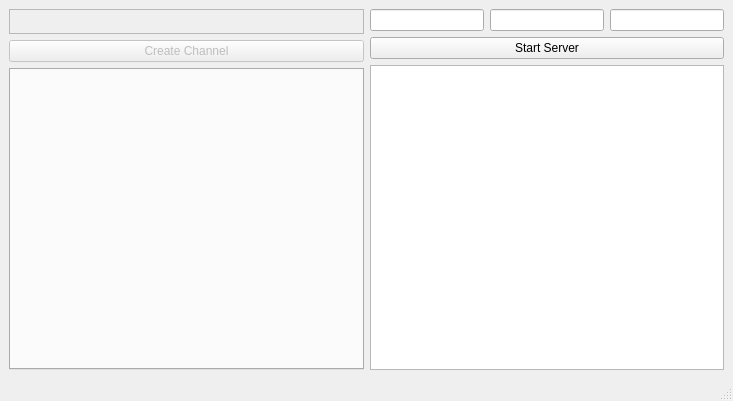
This is server/serverwindow.ui in GustavoKatel/computerNetworksAssigment as Qt 5 draws it before an edit. The edited form follows.
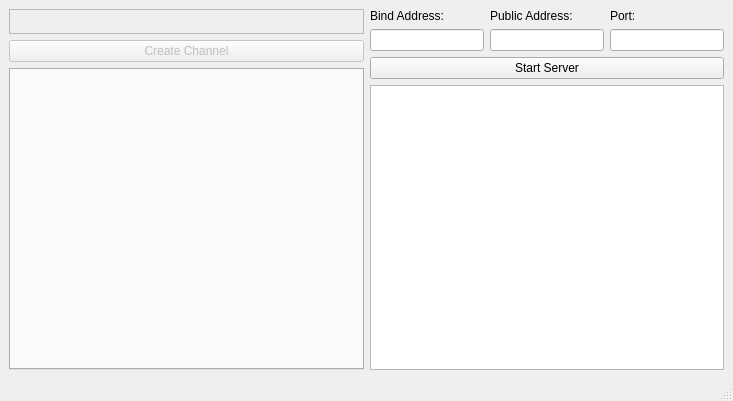
This is the edited form.

Commit message: Add labels to input fields on ServerWindow

The edit to the form file:
```diff
--- a/server/serverwindow.ui
+++ b/server/serverwindow.ui
@@ -57,6 +57,31 @@
     </item>
     <item>
      <layout class="QVBoxLayout" name="verticalLayout">
+      <item>
+       <layout class="QHBoxLayout" name="horizontalLayout_4">
+        <item>
+         <widget class="QLabel" name="label_2">
+          <property name="text">
+           <string>Bind Address:</string>
+          </property>
+         </widget>
+        </item>
+        <item>
+         <widget class="QLabel" name="label">
+          <property name="text">
+           <string>Public Address:</string>
+          </property>
+         </widget>
+        </item>
+        <item>
+         <widget class="QLabel" name="label_4">
+          <property name="text">
+           <string>Port:</string>
+          </property>
+         </widget>
+        </item>
+       </layout>
+      </item>
       <item>
        <layout class="QHBoxLayout" name="horizontalLayout_2">
         <property name="sizeConstraint">
```
